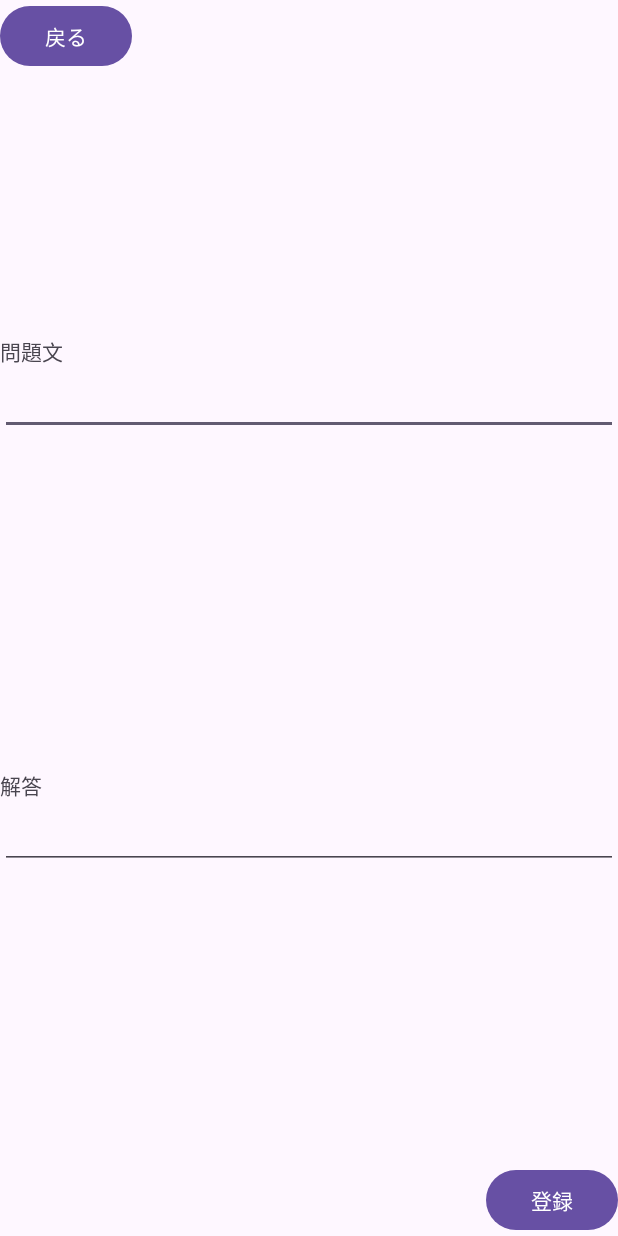
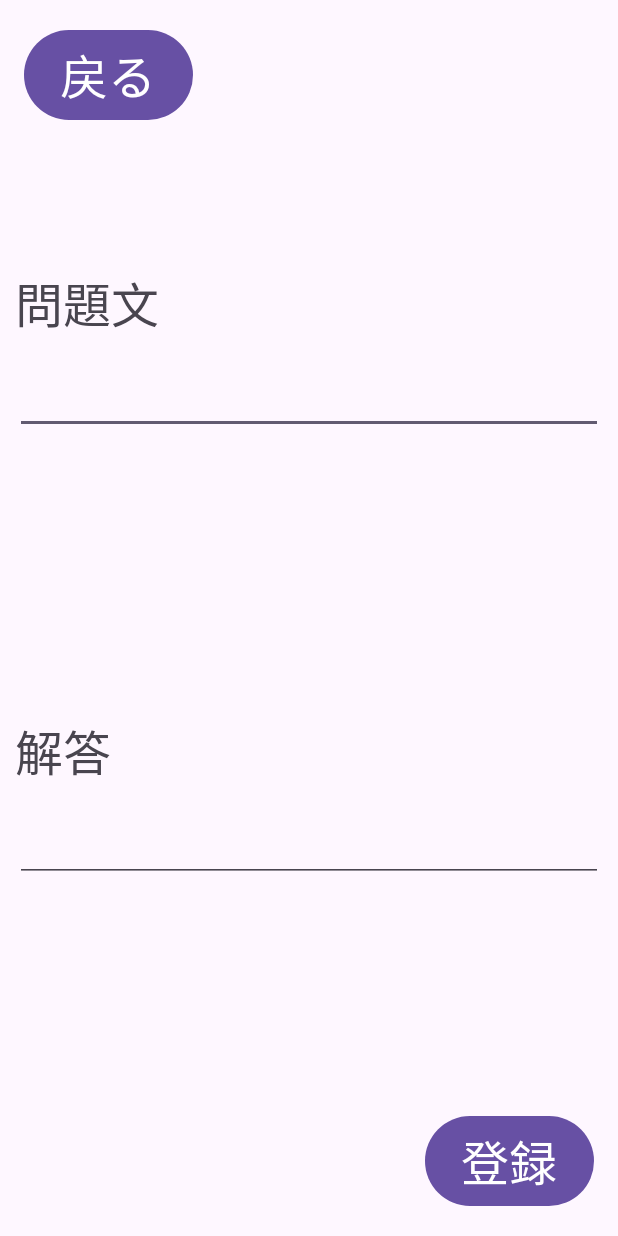
Before and after one commit to tomomaruit/MobileAppDevA-Final, an Android app: the Register screen opened directly, with no data from a screen before it, on a phone screen of 412 x 824 dp. Run offline under Robolectric (Android 15) with nearby library versions, the phone set to English and light mode, and no system bars.

Commit message:
ボタンの配置を調制

```diff
--- a/app/src/main/res/layout/activity_register.xml
+++ b/app/src/main/res/layout/activity_register.xml
@@ -11,14 +11,21 @@
         android:id="@+id/buttonReturn"
         android:layout_width="wrap_content"
         android:layout_height="wrap_content"
+        android:layout_margin="16dp"
         android:text="戻る"
+        android:textSize="32dp"
+        app:layout_constraintTop_toTopOf="parent"
+        app:layout_constraintStart_toStartOf="parent"
         />
 
     <TextView
         android:id="@+id/textviewQuestion"
         android:layout_width="wrap_content"
         android:layout_height="wrap_content"
+        android:layout_margin="10dp"
         android:text="問題文"
+        android:textSize="32dp"
+        app:layout_constraintStart_toStartOf="parent"
         app:layout_constraintBottom_toTopOf="@id/edittextQuestion"
         />
 
@@ -26,6 +33,8 @@
         android:id="@+id/edittextQuestion"
         android:layout_width="match_parent"
         android:layout_height="wrap_content"
+        android:layout_margin="10dp"
+        android:textSize="24dp"
         app:layout_constraintTop_toTopOf="parent"
         app:layout_constraintStart_toStartOf="parent"
         app:layout_constraintEnd_toEndOf="parent"
@@ -36,14 +45,18 @@
         android:id="@+id/textviewAnswer"
         android:layout_width="wrap_content"
         android:layout_height="wrap_content"
+        android:layout_margin="10dp"
         android:text="解答"
+        android:textSize="32dp"
         app:layout_constraintBottom_toTopOf="@id/edittextAnswer"
-        />
+        app:layout_constraintStart_toStartOf="parent" />
 
     <EditText
         android:id="@+id/edittextAnswer"
         android:layout_width="match_parent"
         android:layout_height="wrap_content"
+        android:layout_margin="10dp"
+        android:textSize="24dp"
         app:layout_constraintStart_toStartOf="parent"
         app:layout_constraintEnd_toEndOf="parent"
         app:layout_constraintBottom_toBottomOf="parent"
@@ -54,7 +67,9 @@
         android:id="@+id/buttonRegister"
         android:layout_width="wrap_content"
         android:layout_height="wrap_content"
+        android:layout_margin="16dp"
         android:text="登録"
+        android:textSize="32dp"
         app:layout_constraintEnd_toEndOf="parent"
         app:layout_constraintBottom_toBottomOf="parent"
         />
```
